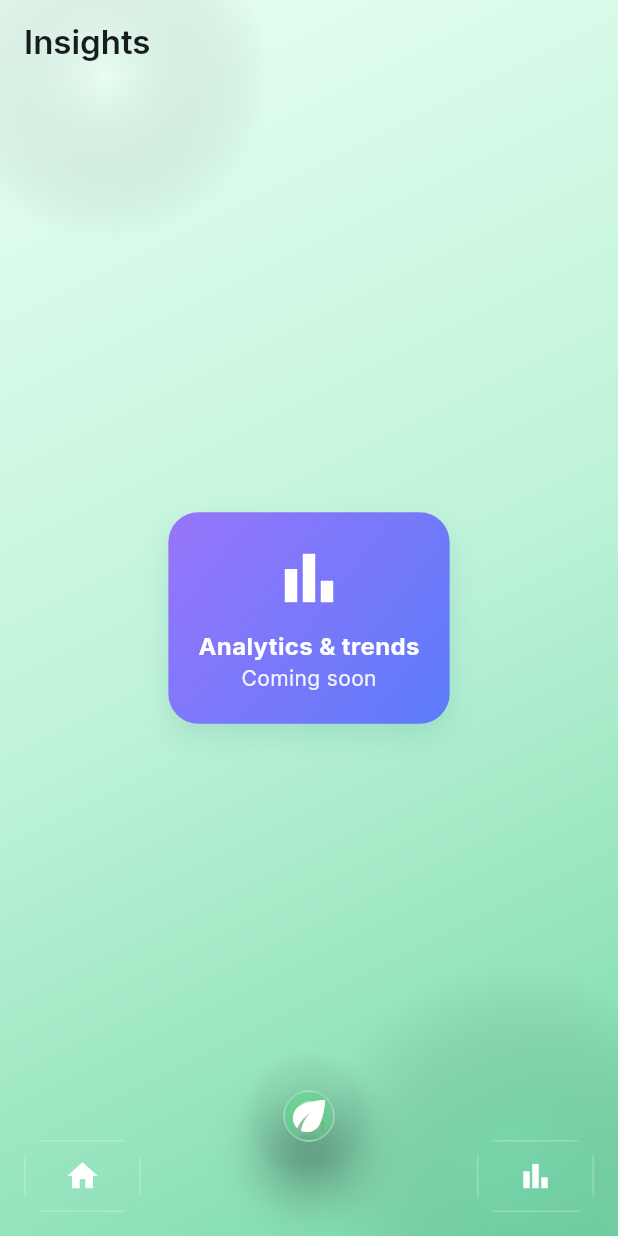
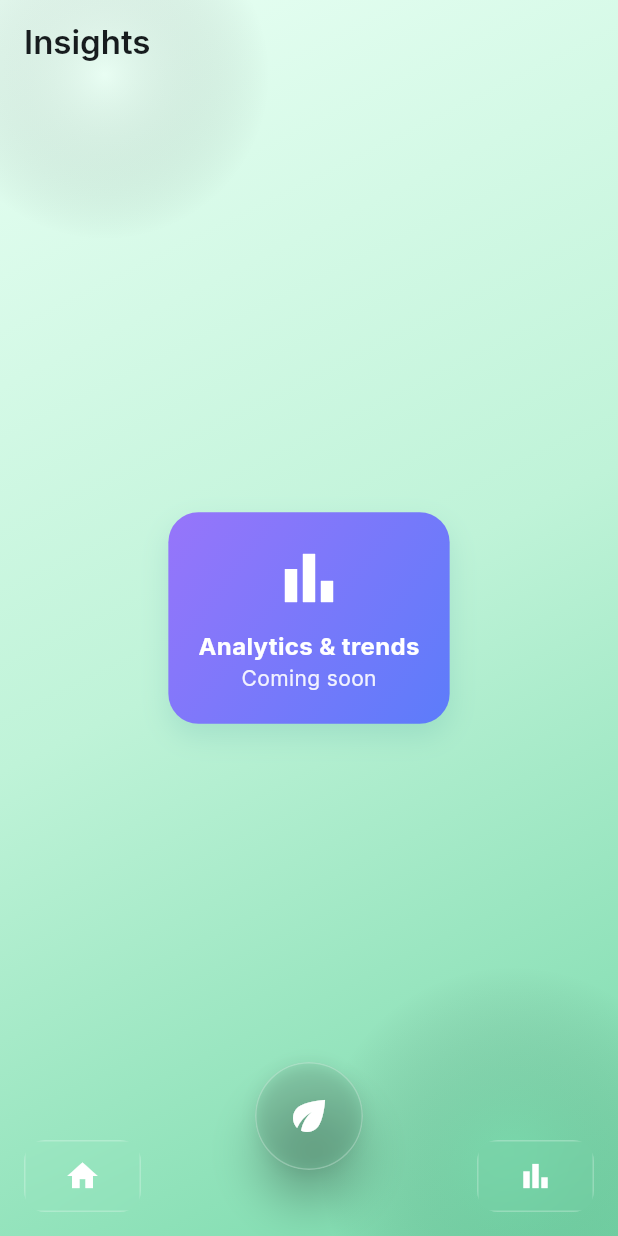
Before and after one commit to cursor2test1230-hub/hydro, a Flutter app: the screen it shows after launch, after a tap on "Nutrients", after a tap on "pH", after a tap on the "bar chart" icon, on a phone screen of 412 x 824 dp. Run offline on Flutter 3.47's test engine with Material 3 defaults, Android fonts, the phone set to English and light mode, and no system bars; our stand-ins replace google_fonts.

Commit message:
Simplify GlassCircle design with cleaner, more subtle styling
Co-authored-by: cursor2test1230 <cursor2test1230@gmail.com>

```diff
--- a/lib/main.dart
+++ b/lib/main.dart
@@ -250,105 +250,24 @@ class GlassCircle extends StatelessWidget {
         child: Container(
           decoration: BoxDecoration(
             shape: BoxShape.circle,
-            gradient: LinearGradient(
+            // Clean transparent fill like GlassPill for glossy effect
+            gradient: const LinearGradient(
               begin: Alignment.topLeft,
               end: Alignment.bottomRight,
-              colors: [
-                tint.withValues(alpha: 0.28),
-                tint.withValues(alpha: 0.16),
-              ],
+              colors: [Colors.transparent, Colors.transparent],
             ),
-            border: Border.all(color: Colors.white.withValues(alpha: 0.32), width: 1.3),
-            // Shadows removed for plant icon
-          ),
-          child: Stack(
-            alignment: Alignment.center,
-            children: [
-              // Enhanced inner radial glow for plant icon
-              Positioned.fill(
-                child: IgnorePointer(
-                  child: Container(
-                    decoration: BoxDecoration(
-                      gradient: RadialGradient(
-                        center: const Alignment(0.0, -0.05),
-                        radius: 0.75,
-                        colors: [
-                          const Color(0xFFA3E635).withValues(alpha: 0.25),
-                          const Color(0xFF4ADE80).withValues(alpha: 0.15),
-                          Colors.transparent,
-                        ],
-                        stops: const [0.0, 0.6, 1.0],
-                      ),
-                    ),
-                  ),
-                ),
+            border: Border.all(color: Colors.white.withValues(alpha: 0.25), width: 1),
+            // Subtle shadow for depth
+            boxShadow: [
+              BoxShadow(
+                color: Colors.black.withValues(alpha: 0.1),
+                blurRadius: 8,
+                offset: const Offset(0, 2),
               ),
-              // Enhanced top gloss arc with more shine
-              Positioned(
-                top: 6,
-                left: 8,
-                right: 8,
-                child: Container(
-                  height: 30,
-                  decoration: BoxDecoration(
-                    borderRadius: BorderRadius.circular(30),
-                    gradient: LinearGradient(
-                      begin: Alignment.topCenter,
-                      end: Alignment.bottomCenter,
-                      colors: [
-                        Colors.white.withValues(alpha: 0.45),
-                        Colors.white.withValues(alpha: 0.25),
-                        Colors.white.withValues(alpha: 0.08),
-                        Colors.transparent,
-                      ],
-                      stops: const [0.0, 0.3, 0.7, 1.0],
-                    ),
-                  ),
-                ),
-              ),
-              // Additional side shine for 3D effect
-              Positioned(
-                top: 12,
-                left: 6,
-                child: Container(
-                  width: 20,
-                  height: 20,
-                  decoration: BoxDecoration(
-                    borderRadius: BorderRadius.circular(20),
-                    gradient: LinearGradient(
-                      begin: Alignment.topLeft,
-                      end: Alignment.bottomRight,
-                      colors: [
-                        Colors.white.withValues(alpha: 0.4),
-                        Colors.transparent,
-                      ],
-                    ),
-                  ),
-                ),
-              ),
-              // Bottom highlight for depth
-              Positioned(
-                bottom: 8,
-                right: 8,
-                child: Container(
-                  width: 16,
-                  height: 16,
-                  decoration: BoxDecoration(
-                    borderRadius: BorderRadius.circular(16),
-                    gradient: LinearGradient(
-                      begin: Alignment.topLeft,
-                      end: Alignment.bottomRight,
-                      colors: [
-                        Colors.white.withValues(alpha: 0.2),
-                        Colors.transparent,
-                      ],
-                    ),
-                  ),
-                ),
-              ),
-              child,
             ],
           ),
+          alignment: Alignment.center,
+          child: child,
         ),
       ),
     );
```
